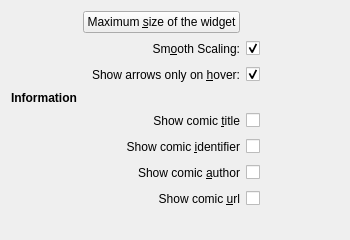
Old version of the form applets/comic/appearanceSettings.ui in the repository KDE/kdeplasma-addons.
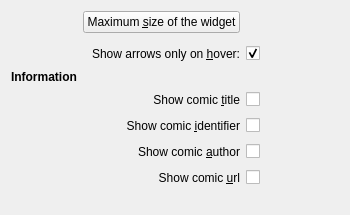
New version of the form.

Patch:
```diff
--- a/applets/comic/appearanceSettings.ui
+++ b/applets/comic/appearanceSettings.ui
@@ -7,7 +7,7 @@
     <x>0</x>
     <y>0</y>
     <width>350</width>
-    <height>240</height>
+    <height>215</height>
    </rect>
   </property>
   <property name="minimumSize">
@@ -20,7 +20,7 @@
    <string notr="true"/>
   </property>
   <layout class="QGridLayout" name="gridLayout">
-   <item row="11" column="1">
+   <item row="10" column="1">
     <widget class="QLabel" name="label_5">
      <property name="text">
       <string>Show comic &amp;title</string>
@@ -33,7 +33,7 @@
      </property>
     </widget>
    </item>
-   <item row="12" column="1">
+   <item row="11" column="1">
     <widget class="QLabel" name="label_6">
      <property name="text">
       <string>Show comic &amp;identifier</string>
@@ -46,7 +46,7 @@
      </property>
     </widget>
    </item>
-   <item row="13" column="1">
+   <item row="12" column="1">
     <widget class="QLabel" name="label_7">
      <property name="text">
       <string>Show comic &amp;author</string>
@@ -59,7 +59,7 @@
      </property>
     </widget>
    </item>
-   <item row="14" column="1">
+   <item row="13" column="1">
     <widget class="QLabel" name="label_8">
      <property name="text">
       <string>Show comic &amp;url</string>
@@ -72,7 +72,7 @@
      </property>
     </widget>
    </item>
-   <item row="11" column="2">
+   <item row="10" column="2">
     <layout class="QHBoxLayout" name="horizontalLayout_3">
      <item>
       <widget class="QCheckBox" name="checkBox_title">
@@ -99,7 +99,7 @@
      </item>
     </layout>
    </item>
-   <item row="12" column="2">
+   <item row="11" column="2">
     <layout class="QHBoxLayout" name="horizontalLayout_4">
      <item>
       <widget class="QCheckBox" name="checkBox_identifier">
@@ -126,7 +126,7 @@
      </item>
     </layout>
    </item>
-   <item row="13" column="2">
+   <item row="12" column="2">
     <layout class="QHBoxLayout" name="horizontalLayout_5">
      <item>
       <widget class="QCheckBox" name="checkBox_author">
@@ -153,7 +153,7 @@
      </item>
     </layout>
    </item>
-   <item row="14" column="2">
+   <item row="13" column="2">
     <layout class="QHBoxLayout" name="horizontalLayout_6">
      <item>
       <widget class="QCheckBox" name="checkBox_url">
@@ -180,7 +180,7 @@
      </item>
     </layout>
    </item>
-   <item row="4" column="0">
+   <item row="3" column="0">
     <widget class="QLabel" name="label_3">
      <property name="font">
       <font>
@@ -197,46 +197,6 @@
     </widget>
    </item>
    <item row="2" column="1">
-    <widget class="QLabel" name="label_2">
-     <property name="text">
-      <string>Sm&amp;ooth Scaling:</string>
-     </property>
-     <property name="alignment">
-      <set>Qt::AlignRight|Qt::AlignTrailing|Qt::AlignVCenter</set>
-     </property>
-     <property name="buddy">
-      <cstring>checkBox_smooth</cstring>
-     </property>
-    </widget>
-   </item>
-   <item row="2" column="2">
-    <layout class="QHBoxLayout" name="horizontalLayout_2">
-     <item>
-      <widget class="QCheckBox" name="checkBox_smooth">
-       <property name="text">
-        <string/>
-       </property>
-       <property name="checked">
-        <bool>true</bool>
-       </property>
-      </widget>
-     </item>
-     <item>
-      <spacer name="horizontalSpacer_2">
-       <property name="orientation">
-        <enum>Qt::Horizontal</enum>
-       </property>
-       <property name="sizeHint" stdset="0">
-        <size>
-         <width>40</width>
-         <height>20</height>
-        </size>
-       </property>
-      </spacer>
-     </item>
-    </layout>
-   </item>
-   <item row="3" column="1">
     <widget class="QLabel" name="label">
      <property name="text">
       <string>Show arrows only on &amp;hover:</string>
@@ -249,7 +209,7 @@
      </property>
     </widget>
    </item>
-   <item row="3" column="2">
+   <item row="2" column="2">
     <layout class="QHBoxLayout" name="horizontalLayout">
      <item>
       <widget class="QCheckBox" name="checkBox_arrows">
@@ -276,7 +236,7 @@
      </item>
     </layout>
    </item>
-   <item row="15" column="1">
+   <item row="14" column="1">
     <spacer name="verticalSpacer">
      <property name="orientation">
       <enum>Qt::Vertical</enum>
@@ -296,6 +256,22 @@
      </property>
     </widget>
    </item>
+   <item row="1" column="1">
+    <spacer name="verticalSpacer_2">
+     <property name="orientation">
+      <enum>Qt::Vertical</enum>
+     </property>
+     <property name="sizeType">
+      <enum>QSizePolicy::Fixed</enum>
+     </property>
+     <property name="sizeHint" stdset="0">
+      <size>
+       <width>20</width>
+       <height>5</height>
+      </size>
+     </property>
+    </spacer>
+   </item>
   </layout>
  </widget>
  <resources/>
```
